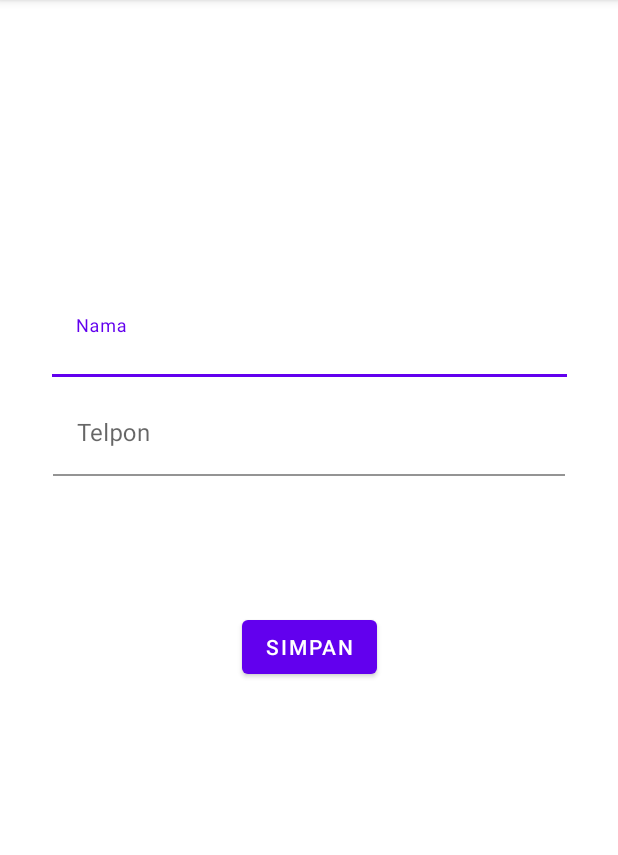
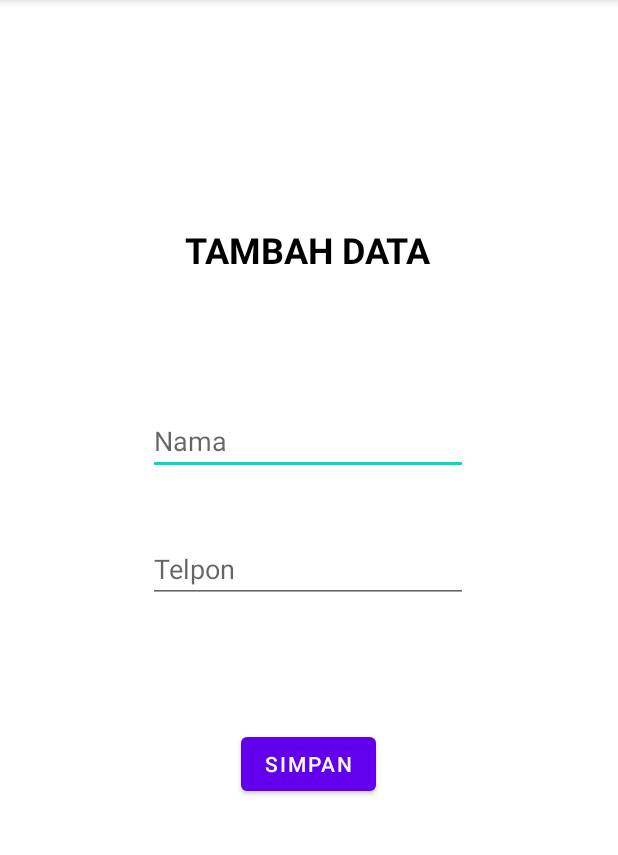
Before and after one commit to YogaParipurna/Activity8, an Android app: the TambahTeman screen opened directly, with no data from a screen before it, on a phone screen of 412 x 824 dp, the part 84-939 px from its top. Run offline under Robolectric (Android 15) with nearby library versions, the phone set to English and light mode, and no system bars; our stand-ins replace Volley; network calls fail.

Commit message:
Activity 8

```diff
--- a/app/src/main/AndroidManifest.xml
+++ b/app/src/main/AndroidManifest.xml
@@ -5,6 +5,7 @@
     <uses-permission android:name="android.permission.INTERNET"/>
 
     <application
+        android:name=".App.AppController"
         android:allowBackup="true"
         android:icon="@mipmap/ic_launcher"
         android:label="@string/app_name"
@@ -12,6 +13,8 @@
         android:supportsRtl="true"
         android:theme="@style/Theme.SaveAndRead"
         android:usesCleartextTraffic="true">
+        android:networkSecurityConfig="@xml/network_config">
+        <activity android:name=".EditTeman"/>
         <activity android:name=".TambahTeman"></activity>
         <activity android:name=".MainActivity">
             <intent-filter>
--- a/app/src/main/res/layout/activity_tambah_teman.xml
+++ b/app/src/main/res/layout/activity_tambah_teman.xml
@@ -6,48 +6,59 @@
     android:layout_height="match_parent"
     tools:context=".TambahTeman">
 
-    <com.google.android.material.textfield.TextInputLayout
-        android:id="@+id/textInputLayout2"
-        android:layout_width="343dp"
-        android:layout_height="51dp"
-        android:layout_marginTop="200dp"
-        app:layout_constraintEnd_toEndOf="parent"
-        app:layout_constraintStart_toStartOf="parent"
-        app:layout_constraintTop_toTopOf="parent">
+    <EditText
+        android:id="@+id/edNama"
+        android:layout_width="wrap_content"
+        android:layout_height="wrap_content"
+        android:ems="10"
+        android:hint="Nama"
+        android:inputType="textPersonName"
+        app:layout_constraintBottom_toBottomOf="parent"
+        app:layout_constraintEnd_toEndOf="@+id/textView"
+        app:layout_constraintStart_toStartOf="@+id/textView"
+        app:layout_constraintTop_toBottomOf="@+id/textView"
+        app:layout_constraintVertical_bias="0.164" />
 
-        <com.google.android.material.textfield.TextInputEditText
-            android:id="@+id/edNama"
-            android:layout_width="343dp"
-            android:layout_height="wrap_content"
-            android:background="@color/cardview_light_background"
-            android:hint="Nama" />
-    </com.google.android.material.textfield.TextInputLayout>
-
-    <com.google.android.material.textfield.TextInputLayout
-        android:id="@+id/textInputLayout3"
-        android:layout_width="341dp"
-        android:layout_height="56dp"
-        android:layout_marginTop="10dp"
-        app:layout_constraintEnd_toEndOf="parent"
-        app:layout_constraintStart_toStartOf="parent"
-        app:layout_constraintTop_toBottomOf="@+id/textInputLayout2">
-
-        <com.google.android.material.textfield.TextInputEditText
-            android:id="@+id/edTelpon"
-            android:layout_width="match_parent"
-            android:layout_height="match_parent"
-            android:background="@color/cardview_light_background"
-            android:hint="Telpon" />
-    </com.google.android.material.textfield.TextInputLayout>
+    <EditText
+        android:id="@+id/edTelpon"
+        android:layout_width="wrap_content"
+        android:layout_height="wrap_content"
+        android:layout_marginTop="40dp"
+        android:ems="10"
+        android:hint="Telpon"
+        android:inputType="phone"
+        app:layout_constraintBottom_toBottomOf="parent"
+        app:layout_constraintEnd_toEndOf="@+id/edNama"
+        app:layout_constraintHorizontal_bias="1.0"
+        app:layout_constraintStart_toStartOf="@+id/edNama"
+        app:layout_constraintTop_toBottomOf="@+id/edNama"
+        app:layout_constraintVertical_bias="0.0" />
 
     <Button
         android:id="@+id/btnSimpan"
         android:layout_width="wrap_content"
         android:layout_height="wrap_content"
+        android:layout_marginBottom="152dp"
         android:text="Simpan"
         app:layout_constraintBottom_toBottomOf="parent"
+        app:layout_constraintEnd_toEndOf="@+id/edTelpon"
+        app:layout_constraintStart_toStartOf="@+id/edTelpon"
+        app:layout_constraintTop_toBottomOf="@+id/edTelpon" />
+
+    <TextView
+        android:id="@+id/textView"
+        android:layout_width="wrap_content"
+        android:layout_height="wrap_content"
+        android:layout_marginTop="112dp"
+        android:fontFamily="sans-serif"
+        android:text="TAMBAH DATA"
+        android:textColor="@color/black"
+        android:textSize="24sp"
+        android:textStyle="bold"
+        app:layout_constraintBottom_toBottomOf="parent"
         app:layout_constraintEnd_toEndOf="parent"
+        app:layout_constraintHorizontal_bias="0.497"
         app:layout_constraintStart_toStartOf="parent"
-        app:layout_constraintTop_toBottomOf="@+id/textInputLayout3"
-        app:layout_constraintVertical_bias="0.224" />
+        app:layout_constraintTop_toTopOf="parent"
+        app:layout_constraintVertical_bias="0.061" />
 </androidx.constraintlayout.widget.ConstraintLayout>
```
Also changed, not shown: app/src/main/java/com/example/saveandread/App/AppController.java (added, +48 -0 lines), app/src/main/java/com/example/saveandread/EditTeman.java (added, +117 -0 lines), app/src/main/java/com/example/saveandread/MainActivity.java (+31 -21 lines), app/src/main/java/com/example/saveandread/TambahTeman.java (+60 -52 lines), app/src/main/java/com/example/saveandread/adapter/TemanAdapter.java (+131 -18 lines), app/src/main/res/layout/activity_edit_teman.xml (added, +61 -0 lines), app/src/main/res/layout/activity_main.xml (+8 -5 lines), app/src/main/res/menu/popup1.xml (added, +9 -0 lines), 2 other files.
